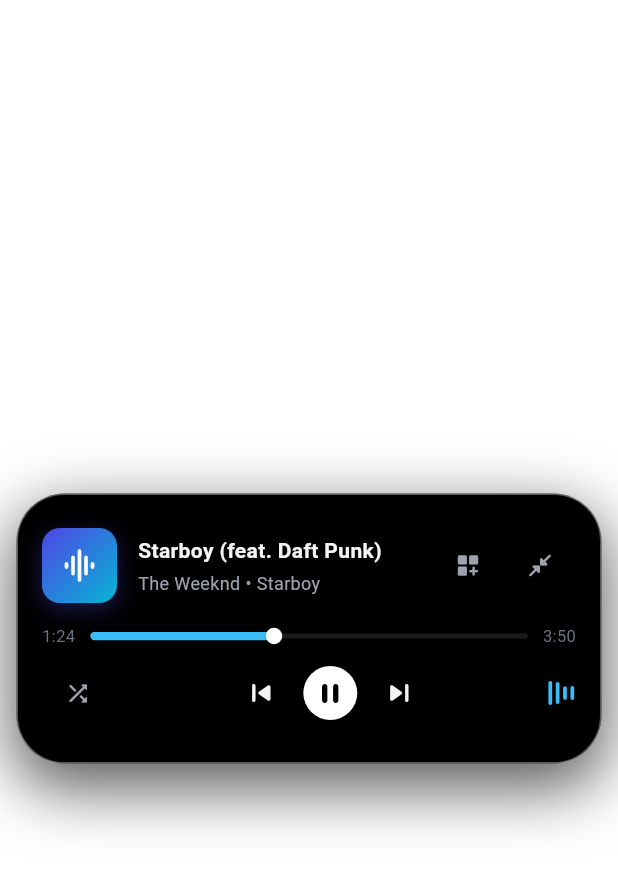
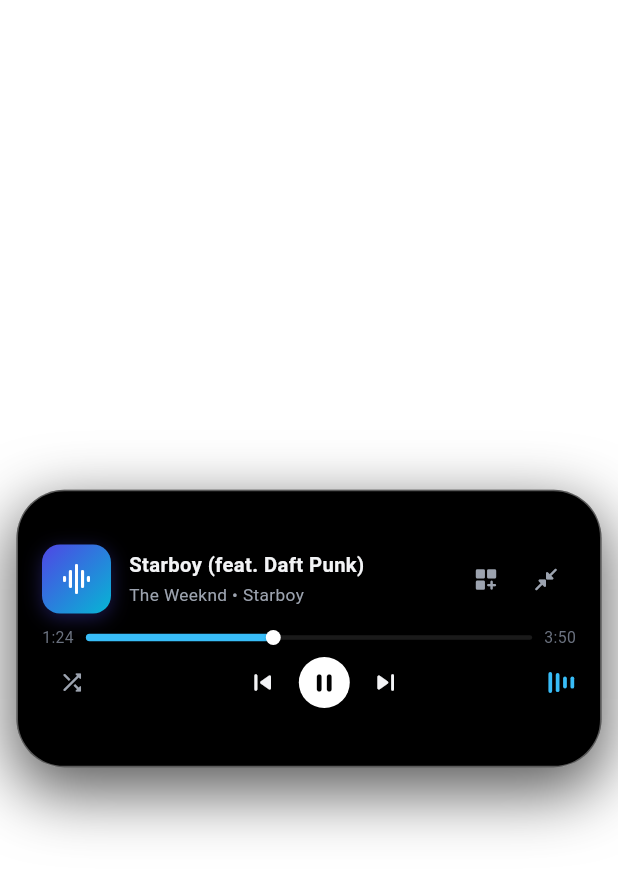
Before and after one commit to APEXPRE123207/Capsule, a Flutter app: the screen it shows after launch, after a tap on "Capsule", on a phone screen of 412 x 824 dp. Shown: the top 875 px of the screen. Run offline on Flutter 3.47's test engine with Material 3 defaults, Android fonts, the phone set to English and light mode, and no system bars; missing offline and left inert: screen_retriever, window_manager; Roboto replaces fonts that are missing (Segoe UI).

Commit message:
fix: resolve RenderFlex overflow during island morphing animations

```diff
--- a/capsule/lib/core/window/capsule_window_controller.dart
+++ b/capsule/lib/core/window/capsule_window_controller.dart
@@ -15,7 +15,7 @@ class CapsuleWindowController {
 
   // Window bounds allocation to encompass all states without clipping shadows
   static const double maxWindowWidth = 500.0;
-  static const double maxWindowHeight = 420.0;
+  static const double maxWindowHeight = 460.0;
 
   Future<void> initialize() async {
     if (_initialized) return;
--- a/capsule/lib/features/island/models/island_state.dart
+++ b/capsule/lib/features/island/models/island_state.dart
@@ -19,7 +19,7 @@ enum IslandState {
   /// Expanded card showing interactive controls (e.g. Media Player, Timers)
   expanded(
     width: 390.0,
-    height: 180.0,
+    height: 185.0,
     borderRadius: 32.0,
     topMargin: 14.0,
   ),
@@ -27,7 +27,7 @@ enum IslandState {
   /// Max expand view showing full widgets (e.g. System Monitor, Todo, Notes)
   maxExpanded(
     width: 440.0,
-    height: 360.0,
+    height: 385.0,
     borderRadius: 36.0,
     topMargin: 14.0,
   );
--- a/capsule/lib/features/island/widgets/expanded_card_view.dart
+++ b/capsule/lib/features/island/widgets/expanded_card_view.dart
@@ -23,8 +23,10 @@ class _ExpandedCardViewState extends State<ExpandedCardView> {
 
   @override
   Widget build(BuildContext context) {
-    return Padding(
-      padding: const EdgeInsets.all(16.0),
+    return SingleChildScrollView(
+      physics: const NeverScrollableScrollPhysics(),
+      child: Padding(
+        padding: const EdgeInsets.symmetric(horizontal: 16.0, vertical: 14.0),
         child: Column(
           mainAxisSize: MainAxisSize.min,
           crossAxisAlignment: CrossAxisAlignment.stretch,
@@ -35,8 +37,8 @@ class _ExpandedCardViewState extends State<ExpandedCardView> {
               children: [
                 // Album Art
                 Container(
-                width: 50.0,
-                height: 50.0,
+                  width: 46.0,
+                  height: 46.0,
                   decoration: BoxDecoration(
                     gradient: const LinearGradient(
                       colors: [Color(0xFF4F46E5), Color(0xFF06B6D4)],
@@ -47,18 +49,18 @@ class _ExpandedCardViewState extends State<ExpandedCardView> {
                     boxShadow: [
                       BoxShadow(
                         color: const Color(0xFF4F46E5).withValues(alpha: 0.35),
-                      blurRadius: 12.0,
-                      offset: const Offset(0, 4),
+                        blurRadius: 10.0,
+                        offset: const Offset(0, 3),
                       ),
                     ],
                   ),
                   child: const Icon(
                     Icons.graphic_eq_rounded,
-                  size: 26.0,
+                    size: 24.0,
                     color: Colors.white,
                   ),
                 ),
-              const SizedBox(width: 14.0),
+                const SizedBox(width: 12.0),
 
                 // Title and Artist
                 const Expanded(
@@ -71,17 +73,17 @@ class _ExpandedCardViewState extends State<ExpandedCardView> {
                         overflow: TextOverflow.ellipsis,
                         style: TextStyle(
                           color: CapsuleTheme.textPrimary,
-                        fontSize: 14.0,
+                          fontSize: 13.5,
                           fontWeight: FontWeight.w700,
                         ),
                       ),
-                    SizedBox(height: 3.0),
+                      SizedBox(height: 2.0),
                       Text(
                         'The Weeknd • Starboy',
                         overflow: TextOverflow.ellipsis,
                         style: TextStyle(
                           color: CapsuleTheme.textSecondary,
-                        fontSize: 12.0,
+                          fontSize: 11.5,
                         ),
                       ),
                     ],
@@ -96,12 +98,14 @@ class _ExpandedCardViewState extends State<ExpandedCardView> {
                       icon: const Icon(Icons.dashboard_customize_rounded, size: 18.0),
                       color: CapsuleTheme.textSecondary,
                       tooltip: 'Open Hub',
+                      visualDensity: VisualDensity.compact,
                       onPressed: widget.onMaxExpand,
                     ),
                     IconButton(
                       icon: const Icon(Icons.close_fullscreen_rounded, size: 18.0),
                       color: CapsuleTheme.textSecondary,
                       tooltip: 'Minimize',
+                      visualDensity: VisualDensity.compact,
                       onPressed: widget.onCollapse,
                     ),
                   ],
@@ -109,7 +113,7 @@ class _ExpandedCardViewState extends State<ExpandedCardView> {
               ],
             ),
 
-          const SizedBox(height: 12.0),
+            const SizedBox(height: 8.0),
 
             // Progress Bar
             Row(
@@ -118,16 +122,16 @@ class _ExpandedCardViewState extends State<ExpandedCardView> {
                   '1:24',
                   style: TextStyle(
                     color: CapsuleTheme.textMuted,
-                  fontSize: 11.0,
+                    fontSize: 10.5,
                     fontFeatures: [FontFeature.tabularFigures()],
                   ),
                 ),
                 Expanded(
                   child: SliderTheme(
                     data: SliderTheme.of(context).copyWith(
-                    trackHeight: 3.5,
-                    thumbShape: const RoundSliderThumbShape(enabledThumbRadius: 5.5),
-                    overlayShape: const RoundSliderOverlayShape(overlayRadius: 10.0),
+                      trackHeight: 3.0,
+                      thumbShape: const RoundSliderThumbShape(enabledThumbRadius: 5.0),
+                      overlayShape: const RoundSliderOverlayShape(overlayRadius: 8.0),
                       activeTrackColor: CapsuleTheme.accentCyan,
                       inactiveTrackColor: CapsuleTheme.surfaceHighlight,
                       thumbColor: Colors.white,
@@ -144,14 +148,14 @@ class _ExpandedCardViewState extends State<ExpandedCardView> {
                   '3:50',
                   style: TextStyle(
                     color: CapsuleTheme.textMuted,
-                  fontSize: 11.0,
+                    fontSize: 10.5,
                     fontFeatures: [FontFeature.tabularFigures()],
                   ),
                 ),
               ],
             ),
 
-          const SizedBox(height: 4.0),
+            const SizedBox(height: 2.0),
 
             // Bottom Control Row: Shuffle, Prev, Play/Pause, Next, Waveform
             Row(
@@ -160,14 +164,16 @@ class _ExpandedCardViewState extends State<ExpandedCardView> {
                 IconButton(
                   icon: const Icon(Icons.shuffle_rounded, size: 18.0),
                   color: CapsuleTheme.textSecondary,
+                  visualDensity: VisualDensity.compact,
                   onPressed: () {},
                 ),
                 Row(
                   mainAxisSize: MainAxisSize.min,
                   children: [
                     IconButton(
-                    icon: const Icon(Icons.skip_previous_rounded, size: 24.0),
+                      icon: const Icon(Icons.skip_previous_rounded, size: 22.0),
                       color: CapsuleTheme.textPrimary,
+                      visualDensity: VisualDensity.compact,
                       onPressed: () {},
                     ),
                     const SizedBox(width: 4.0),
@@ -176,36 +182,38 @@ class _ExpandedCardViewState extends State<ExpandedCardView> {
                         setState(() => _isPlaying = !_isPlaying);
                       },
                       child: Container(
-                      width: 36.0,
-                      height: 36.0,
+                        width: 34.0,
+                        height: 34.0,
                         decoration: const BoxDecoration(
                           color: Colors.white,
                           shape: BoxShape.circle,
                         ),
                         child: Icon(
                           _isPlaying ? Icons.pause_rounded : Icons.play_arrow_rounded,
-                        size: 22.0,
+                          size: 20.0,
                           color: Colors.black,
                         ),
                       ),
                     ),
                     const SizedBox(width: 4.0),
                     IconButton(
-                    icon: const Icon(Icons.skip_next_rounded, size: 24.0),
+                      icon: const Icon(Icons.skip_next_rounded, size: 22.0),
                       color: CapsuleTheme.textPrimary,
+                      visualDensity: VisualDensity.compact,
                       onPressed: () {},
                     ),
                   ],
                 ),
                 WaveformVisualizer(
                   color: CapsuleTheme.accentCyan,
-                height: 16.0,
+                  height: 14.0,
                   isPlaying: _isPlaying,
                 ),
               ],
             ),
           ],
         ),
+      ),
     );
   }
 }
```
Also changed, not shown: capsule/lib/features/island/widgets/max_expanded_view.dart (+51 -45 lines). Lines whose indentation alone changed are shown as unchanged.
